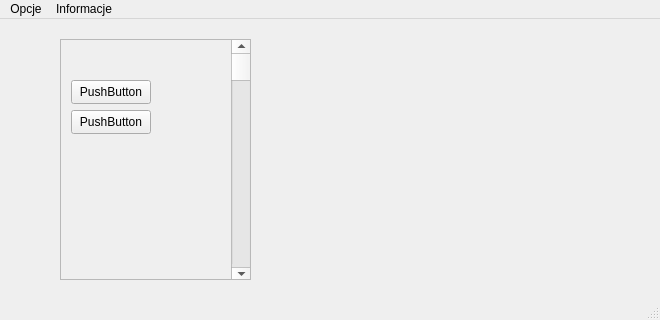
Before: the Qt Designer form mainwindow.ui in Tmroz21/RRS, drawn with Qt 5.
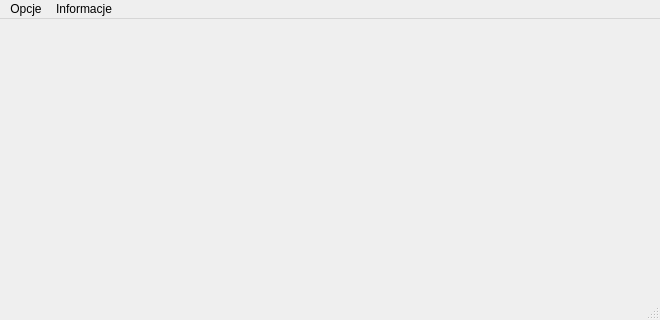
After: the same form once the commit is applied.

Commit message: login window added

```diff
--- a/mainwindow.ui
+++ b/mainwindow.ui
@@ -13,70 +13,7 @@
   <property name="windowTitle">
    <string>MainWindow</string>
   </property>
-  <widget class="QWidget" name="centralwidget">
-   <widget class="QScrollArea" name="scrollArea">
-    <property name="geometry">
-     <rect>
-      <x>60</x>
-      <y>20</y>
-      <width>191</width>
-      <height>241</height>
-     </rect>
-    </property>
-    <property name="widgetResizable">
-     <bool>true</bool>
-    </property>
-    <widget class="QWidget" name="scrollAreaWidgetContents">
-     <property name="geometry">
-      <rect>
-       <x>0</x>
-       <y>0</y>
-       <width>189</width>
-       <height>239</height>
-      </rect>
-     </property>
-     <widget class="QScrollBar" name="verticalScrollBar">
-      <property name="geometry">
-       <rect>
-        <x>170</x>
-        <y>0</y>
-        <width>21</width>
-        <height>241</height>
-       </rect>
-      </property>
-      <property name="orientation">
-       <enum>Qt::Vertical</enum>
-      </property>
-     </widget>
-     <widget class="QPushButton" name="pushButton">
-      <property name="geometry">
-       <rect>
-        <x>10</x>
-        <y>40</y>
-        <width>80</width>
-        <height>24</height>
-       </rect>
-      </property>
-      <property name="text">
-       <string>PushButton</string>
-      </property>
-     </widget>
-     <widget class="QPushButton" name="pushButton_2">
-      <property name="geometry">
-       <rect>
-        <x>10</x>
-        <y>70</y>
-        <width>80</width>
-        <height>24</height>
-       </rect>
-      </property>
-      <property name="text">
-       <string>PushButton</string>
-      </property>
-     </widget>
-    </widget>
-   </widget>
-  </widget>
+  <widget class="QWidget" name="centralwidget"/>
   <widget class="QMenuBar" name="menubar">
    <property name="geometry">
     <rect>
```
The commit also changes 1 other file.
